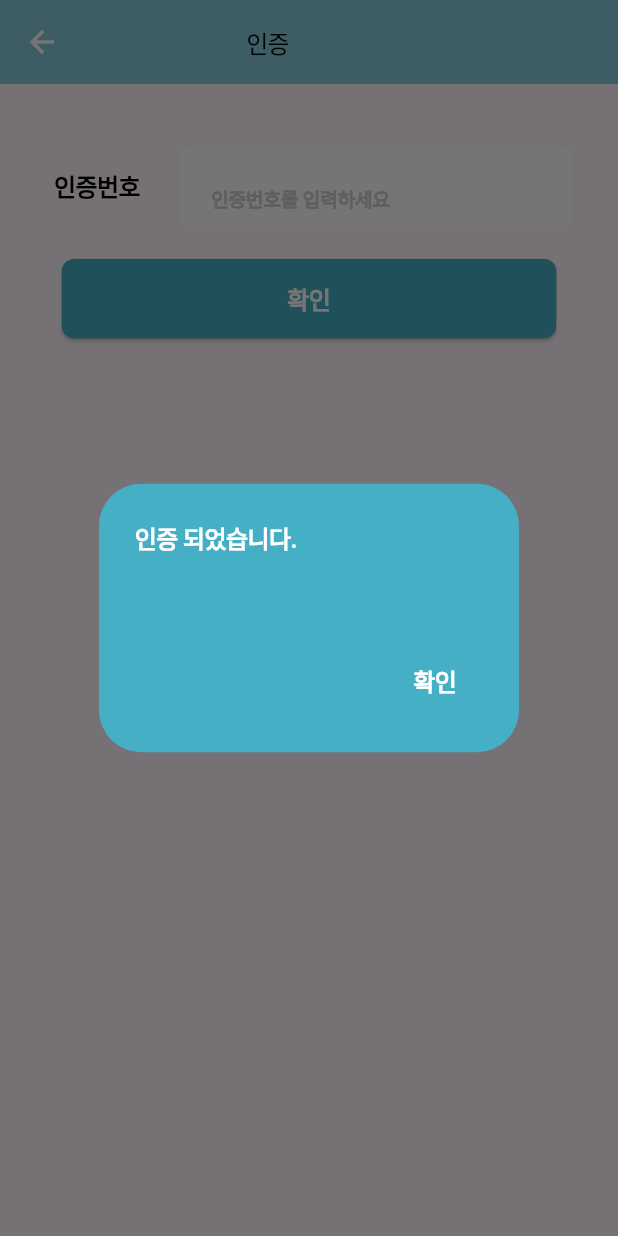
After one commit to sku-sw-academy/jibbap-maker-flutter, a Flutter app: the ValidateEmail screen opened directly, after a tap on "확인", on a phone screen of 412 x 824 dp. The commit adds this screen. Run offline on Flutter 3.47's test engine with Material 3 defaults, Android fonts, the phone set to English and light mode, and no system bars; our stand-ins replace email_validator, sqflite; missing offline and left inert: mysql_client; accounts and stored records are empty; network calls fail; Roboto replaces fonts that are missing (GowunBatang).

Commit message:
add validateEmail.dart

```diff
--- a/lib/login/signup.dart
+++ b/lib/login/signup.dart
@@ -1,5 +1,6 @@
 import 'package:flutter/material.dart';
 import 'package:flutter_splim/login/validate.dart';
+import 'package:flutter_splim/login/validateEmail.dart'
 
 class Account {
   String? email;
@@ -335,6 +336,7 @@ class CreateAccountScreen extends StatelessWidget {
                             passwordConfirm: passwordConfirmValue,
                           );
 
+                          Navigator.push(context, MaterialPageRoute(builder: (context) => ValidateEmail()));
 
                         }
                       },
--- a/lib/login/validate.dart
+++ b/lib/login/validate.dart
@@ -26,7 +26,7 @@ class CheckValidate{
       focusNode.requestFocus();
       return '비밀번호를 입력하세요.';
     }else {
-      String pattern = r'^(?=.*[A-Za-z])(?=.*\d)(?=.*[$@$!%*#?~^<>,.&+=])[A-Za-z\d$@$!%*#?~^<>,.&+=]{8, }$';
+      String pattern = r'^(?=.*[A-Za-z])(?=.*\d)(?=.*[$@$!%*#?~^<>,.&+=])[A-Za-z\d$@$!%*#?~^<>,.&+=]{8,}$';
       RegExp regExp = new RegExp(pattern);
       if(!regExp.hasMatch(value)){
         focusNode.requestFocus();
--- /dev/null
+++ b/lib/login/validateEmail.dart
@@ -0,0 +1,186 @@
+import 'package:flutter/material.dart';
+import 'package:flutter_splim/login/login.dart';
+
+class ValidateEmail extends StatelessWidget {
+  ValidateEmail({super.key});
+  final TextEditingController _emailController = TextEditingController();
+  //final String authkey;
+
+  @override
+  Widget build(BuildContext context) {
+    double deviceWidth = MediaQuery.of(context).size.width;
+    double deviceHeight = MediaQuery.of(context).size.height;
+
+    double widthRatio = deviceWidth / 375;
+    double heightRatio = deviceHeight / 812;
+
+    return Scaffold(
+      appBar: AppBar(
+        leading: IconButton(
+          icon: Icon(
+            Icons.arrow_back,
+            color: Colors.white,
+          ),
+          onPressed: () {
+            Navigator.pop(context); // 뒤로가기 버튼 클릭 시 이전 화면으로 이동
+          },
+        ),
+        title: Container(
+          margin: EdgeInsets.only(
+            left: widthRatio * 84,
+          ),
+          child: Text(
+            "인증",
+            style: TextStyle(
+              color: Colors.black,
+              fontSize: 16,
+              fontFamily: 'GowunBatang',
+              fontWeight: FontWeight.w400,
+              height: 0,
+              letterSpacing: -0.40,
+            ),
+          ),
+        ),
+        backgroundColor: Color(0xA545B0C5),
+      ),
+      body: Center(
+        child: Container(
+          alignment: Alignment.center,
+          clipBehavior: Clip.antiAlias,
+          // 배경색상 설정
+          decoration: BoxDecoration(
+
+          ),
+          child: Column(
+            mainAxisAlignment: MainAxisAlignment.start,
+            children: [
+              Container(
+                margin: EdgeInsets.only(
+                    top: heightRatio * 41, left: widthRatio * 33),
+                child: Row(
+                  children: [
+                    Text(
+                      '인증번호',
+                      style: TextStyle(
+                        color: Colors.black,
+                        fontSize: 16,
+                        fontFamily: 'GowunBatang',
+                        fontWeight: FontWeight.w700,
+                        height: 0,
+                        letterSpacing: -0.40,
+                      ),
+                    ),
+                    Container(
+                      padding: EdgeInsets.only(
+                          left: widthRatio * 20,
+                          top: heightRatio * 12,
+                          bottom: heightRatio * 9),
+                      decoration: ShapeDecoration(
+                        color: Colors.white,
+                        shape: RoundedRectangleBorder(
+                            borderRadius: BorderRadius.circular(8)),
+                      ),
+                      margin: EdgeInsets.only(left: widthRatio * 23),
+                      width: widthRatio * 240,
+                      height: heightRatio * 52,
+                      child: TextFormField(
+                        // TextFormField의 속성들 설정
+                        textInputAction:TextInputAction.next,
+                        decoration: InputDecoration(
+                          border: InputBorder.none,
+                          hintText: '인증번호를 입력하세요',
+                          hintStyle: TextStyle(
+                            color: Color(0xFFCCCCCC),
+                            fontSize: 13,
+                            fontFamily: 'GowunBatang',
+                            fontWeight: FontWeight.w700,
+                            height: 0,
+                            letterSpacing: -0.33,
+                          ),
+                          // 다른 속성들 설정
+                        ),
+                        controller: _emailController,
+                      ),
+                    ),
+                  ],
+                ),
+              ),
+              Container(
+                width: widthRatio * 300,
+                height: heightRatio * 52,
+                margin: EdgeInsets.only(
+                  top: heightRatio * 22,
+                ),
+                child: ElevatedButton(
+                  style: ElevatedButton.styleFrom(
+                    backgroundColor: Color(0xFF46B1C6), // 배경색 설정
+                    shape: RoundedRectangleBorder(
+                      borderRadius: BorderRadius.circular(8.0), // 원하는 값으로 조절
+                    ),
+                  ),
+                  onPressed: () async{
+                    // 로그인 버튼이 눌렸을 때의 처리
+                    // 아이디와 비밀번호를 사용하여 로그인을 시도하고 결과에 따라 처리
+                    String num = _emailController.text.toString();
+
+                    showDialog(
+                          context: context,
+                          builder: (context) => AlertDialog(
+                            backgroundColor: Color(0xFF45B0C5),
+                            title: Text("인증 되었습니다.",style: TextStyle(
+                              color: Colors.white,
+                              fontSize: 16,
+                              fontFamily: 'GowunBatang',
+                              fontWeight: FontWeight.w700,
+                              height: 0,
+                              letterSpacing: -0.40,
+                            ),),
+                            content: Text("", style: TextStyle(
+                              color: Colors.white,
+                              fontSize: 16,
+                              fontFamily: 'GowunBatang',
+                              fontWeight: FontWeight.w700,
+                              height: 0,
+                              letterSpacing: -0.40,
+                            ),),
+                            actions: [
+                              TextButton(
+                                onPressed: (){
+                                  Navigator.push(context, MaterialPageRoute(builder: (context) => LoginScreen()));
+                                },
+                                child: Text("확인", style: TextStyle(
+                                  color: Colors.white,
+                                  fontSize: 16,
+                                  fontFamily: 'GowunBatang',
+                                  fontWeight: FontWeight.w700,
+                                  height: 0,
+                                  letterSpacing: -0.40,
+                                ),),
+                              )
+                            ],
+                          )
+                      );
+                  },
+                  child: Container(
+                    alignment: Alignment.center,
+                    child: Text(
+                      '확인',
+                      style: TextStyle(
+                        color: Colors.white,
+                        fontSize: 16,
+                        fontFamily: 'GowunBatang',
+                        fontWeight: FontWeight.w700,
+                        height: 0,
+                        letterSpacing: -0.40,
+                      ),
+                    ),
+                  ),
+                ),
+              ),
+            ],
+          ),
+        ),
+      ),
+    );
+  }
+}
```
